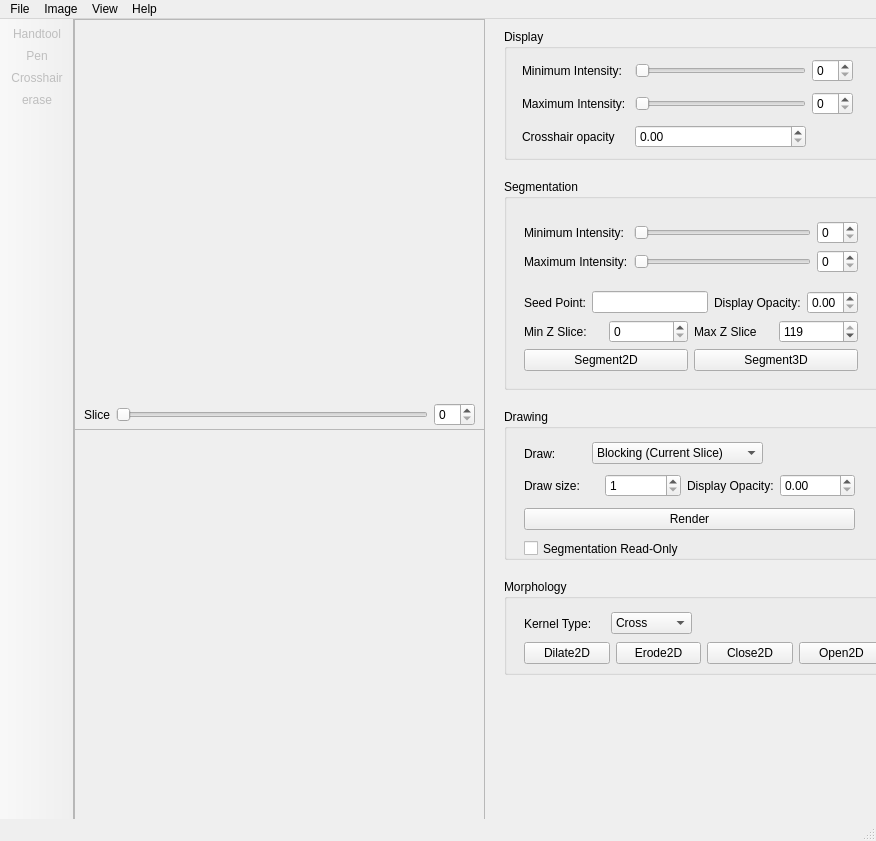
Old version of the form src/mainwindow.ui in the repository delcypher/simi-qt.
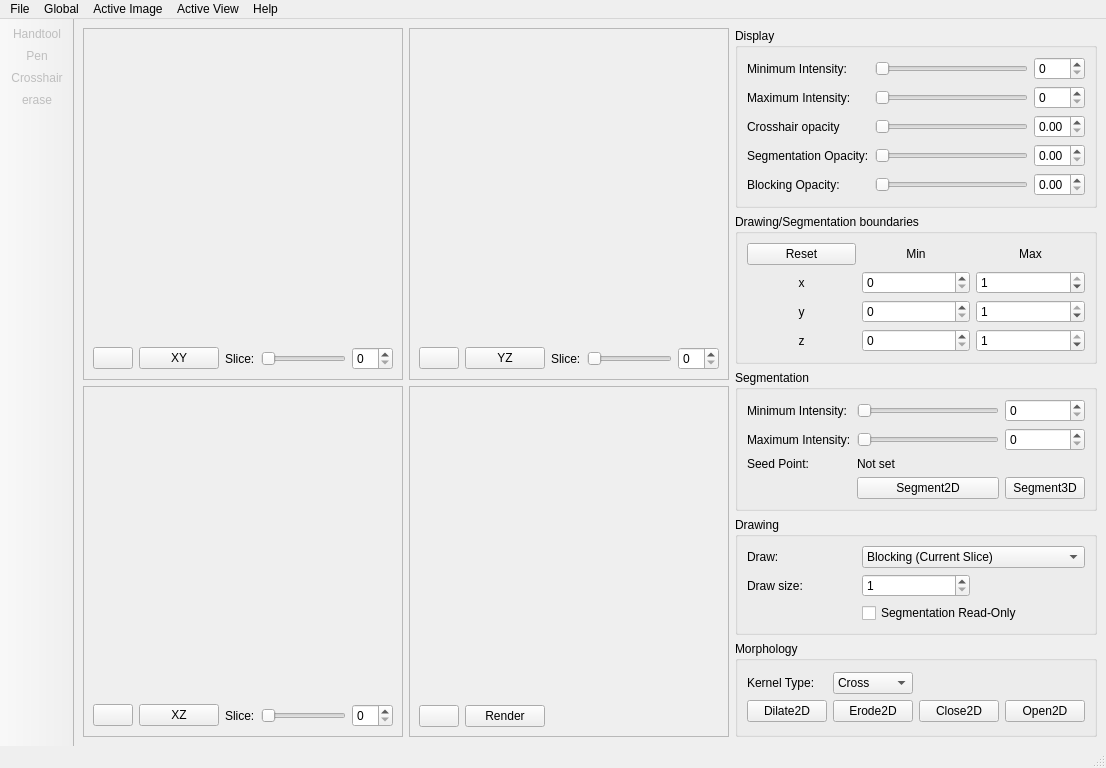
New version of the form. Icons and pictures are not drawn. Custom widgets are drawn as their Qt base class.

Commit message: Massive user interface change. This breaks everything! We'll fix it in the next commit.

Diff of the .ui file:
```diff
--- a/src/mainwindow.ui
+++ b/src/mainwindow.ui
@@ -6,36 +6,341 @@
    <rect>
     <x>0</x>
     <y>0</y>
-    <width>876</width>
-    <height>841</height>
+    <width>1024</width>
+    <height>768</height>
    </rect>
   </property>
   <property name="windowTitle">
    <string>MainWindow</string>
   </property>
   <widget class="QWidget" name="centralwidget">
-   <widget class="QGroupBox" name="contrastGroupBox">
-    <property name="geometry">
-     <rect>
-      <x>430</x>
-      <y>10</y>
-      <width>381</width>
-      <height>131</height>
-     </rect>
-    </property>
+   <layout class="QHBoxLayout" name="horizontalLayout_2" stretch="8,1">
+    <item>
+     <layout class="QGridLayout" name="slicesGridLayout">
+      <item row="0" column="0">
+       <widget class="QFrame" name="xyFrame">
+        <property name="frameShape">
+         <enum>QFrame::StyledPanel</enum>
+        </property>
+        <property name="frameShadow">
+         <enum>QFrame::Raised</enum>
+        </property>
+        <layout class="QHBoxLayout" name="horizontalLayout_5">
+         <item>
+          <layout class="QVBoxLayout" name="verticalLayout_2">
+           <item>
+            <widget class="QVTKWidget" name="xyQvtkWidget">
+             <property name="minimumSize">
+              <size>
+               <width>300</width>
+               <height>250</height>
+              </size>
+             </property>
+            </widget>
+           </item>
+           <item>
+            <layout class="QHBoxLayout" name="horizontalLayout">
+             <item>
+              <widget class="QPushButton" name="xySingleViewButton">
+               <property name="statusTip">
+                <string>Only show XY view</string>
+               </property>
+               <property name="text">
+                <string/>
+               </property>
+               <property name="icon">
+                <iconset resource="mainwindow.qrc">
+                 <normaloff>:/icons/eye.png</normaloff>:/icons/eye.png</iconset>
+               </property>
+               <property name="checkable">
+                <bool>true</bool>
+               </property>
+              </widget>
+             </item>
+             <item>
+              <widget class="QPushButton" name="xyActiveButton">
+               <property name="statusTip">
+                <string>Make the active view XY</string>
+               </property>
+               <property name="text">
+                <string>XY</string>
+               </property>
+               <property name="checkable">
+                <bool>true</bool>
+               </property>
+              </widget>
+             </item>
+             <item>
+              <widget class="QLabel" name="xySliceLabel">
+               <property name="text">
+                <string>Slice:</string>
+               </property>
+              </widget>
+             </item>
+             <item>
+              <widget class="QSlider" name="xySliceSlider">
+               <property name="orientation">
+                <enum>Qt::Horizontal</enum>
+               </property>
+              </widget>
+             </item>
+             <item>
+              <widget class="QSpinBox" name="xySliceSpinBox"/>
+             </item>
+            </layout>
+           </item>
+          </layout>
+         </item>
+        </layout>
+       </widget>
+      </item>
+      <item row="0" column="1">
+       <widget class="QFrame" name="yzFrame">
+        <property name="frameShape">
+         <enum>QFrame::StyledPanel</enum>
+        </property>
+        <property name="frameShadow">
+         <enum>QFrame::Raised</enum>
+        </property>
+        <layout class="QHBoxLayout" name="horizontalLayout_8">
+         <item>
+          <layout class="QVBoxLayout" name="verticalLayout_4">
+           <item>
+            <widget class="QVTKWidget" name="yzQvtkWidget">
+             <property name="minimumSize">
+              <size>
+               <width>300</width>
+               <height>250</height>
+              </size>
+             </property>
+            </widget>
+           </item>
+           <item>
+            <layout class="QHBoxLayout" name="horizontalLayout_9">
+             <item>
+              <widget class="QPushButton" name="yzSingleViewButton">
+               <property name="statusTip">
+                <string>Only show YZ view</string>
+               </property>
+               <property name="text">
+                <string/>
+               </property>
+               <property name="icon">
+                <iconset resource="mainwindow.qrc">
+                 <normaloff>:/icons/eye.png</normaloff>:/icons/eye.png</iconset>
+               </property>
+               <property name="checkable">
+                <bool>true</bool>
+               </property>
+              </widget>
+             </item>
+             <item>
+              <widget class="QPushButton" name="yzActiveButton">
+               <property name="statusTip">
+                <string>Make the active view YZ</string>
+               </property>
+               <property name="text">
+                <string>YZ</string>
+               </property>
+               <property name="checkable">
+                <bool>true</bool>
+               </property>
+              </widget>
+             </item>
+             <item>
+              <widget class="QLabel" name="yzSliceLabel">
+               <property name="text">
+                <string>Slice:</string>
+               </property>
+              </widget>
+             </item>
+             <item>
+              <widget class="QSlider" name="yzSliceSlider">
+               <property name="orientation">
+                <enum>Qt::Horizontal</enum>
+               </property>
+              </widget>
+             </item>
+             <item>
+              <widget class="QSpinBox" name="yzSliceSpinBox"/>
+             </item>
+            </layout>
+           </item>
+          </layout>
+         </item>
+        </layout>
+       </widget>
+      </item>
+      <item row="1" column="0">
+       <widget class="QFrame" name="xzFrame">
+        <property name="frameShape">
+         <enum>QFrame::StyledPanel</enum>
+        </property>
+        <property name="frameShadow">
+         <enum>QFrame::Raised</enum>
+        </property>
+        <layout class="QHBoxLayout" name="horizontalLayout_6">
+         <item>
+          <layout class="QVBoxLayout" name="verticalLayout_3">
+           <item>
+            <widget class="QVTKWidget" name="xzQvtkWidget">
+             <property name="minimumSize">
+              <size>
+               <width>300</width>
+               <height>250</height>
+              </size>
+             </property>
+            </widget>
+           </item>
+           <item>
+            <layout class="QHBoxLayout" name="horizontalLayout_7">
+             <item>
+              <widget class="QPushButton" name="xzSingleViewButton">
+               <property name="statusTip">
+                <string>Only show XZ view</string>
+               </property>
+               <property name="text">
+                <string/>
+               </property>
+               <property name="icon">
+                <iconset resource="mainwindow.qrc">
+                 <normaloff>:/icons/eye.png</normaloff>:/icons/eye.png</iconset>
+               </property>
+               <property name="checkable">
+                <bool>true</bool>
+               </property>
+              </widget>
+             </item>
+             <item>
+              <widget class="QPushButton" name="xzActiveButton">
+               <property name="statusTip">
+                <string>Make the active view XZ</string>
+               </property>
+               <property name="text">
+                <string>XZ</string>
+               </property>
+               <property name="checkable">
+                <bool>true</bool>
+               </property>
+              </widget>
+             </item>
+             <item>
+              <widget class="QLabel" name="xzSliceLabel">
+               <property name="text">
+                <string>Slice:</string>
+               </property>
+              </widget>
+             </item>
+             <item>
+              <widget class="QSlider" name="xzSliceSlider">
+               <property name="orientation">
+                <enum>Qt::Horizontal</enum>
+               </property>
+              </widget>
+             </item>
+             <item>
+              <widget class="QSpinBox" name="xzSlicespinBox"/>
+             </item>
+            </layout>
+           </item>
+          </layout>
+         </item>
+        </layout>
+       </widget>
+      </item>
+      <item row="1" column="1">
+       <widget class="QFrame" name="render3DFrame">
+        <property name="frameShape">
+         <enum>QFrame::StyledPanel</enum>
+        </property>
+        <property name="frameShadow">
+         <enum>QFrame::Raised</enum>
+        </property>
+        <layout class="QHBoxLayout" name="horizontalLayout_10">
+         <item>
+          <layout class="QVBoxLayout" name="verticalLayout_5">
+           <item>
+            <widget class="QVTKWidget" name="render3DQvtkWidget">
+             <property name="minimumSize">
+              <size>
+               <width>300</width>
+               <height>250</height>
+              </size>
+             </property>
+            </widget>
+           </item>
+           <item>
+            <layout class="QHBoxLayout" name="horizontalLayout_11">
+             <item>
+              <widget class="QPushButton" name="render3DSingleViewButton">
+               <property name="statusTip">
+                <string>Only show 3D render</string>
+               </property>
+               <property name="text">
+                <string/>
+               </property>
+               <property name="icon">
+                <iconset resource="mainwindow.qrc">
+                 <normaloff>:/icons/eye.png</normaloff>:/icons/eye.png</iconset>
+               </property>
+               <property name="checkable">
+                <bool>true</bool>
+               </property>
+              </widget>
+             </item>
+             <item>
+              <widget class="QPushButton" name="render3DButton">
+               <property name="text">
+                <string>Render</string>
+               </property>
+              </widget>
+             </item>
+             <item>
+              <spacer name="horizontalSpacer">
+               <property name="orientation">
+                <enum>Qt::Horizontal</enum>
+               </property>
+               <property name="sizeHint" stdset="0">
+                <size>
+                 <width>40</width>
+                 <height>20</height>
+                </size>
+               </property>
+              </spacer>
+             </item>
+            </layout>
+           </item>
+          </layout>
+         </item>
+        </layout>
+       </widget>
+      </item>
+     </layout>
+    </item>
+    <item>
+     <layout class="QVBoxLayout" name="ControlsVLayout">
+      <item>
+       <widget class="QGroupBox" name="displayGroupBox">
     <property name="title">
      <string>Display</string>
     </property>
-    <widget class="QWidget" name="layoutWidget">
-     <property name="geometry">
-      <rect>
-       <x>18</x>
-       <y>26</y>
-       <width>331</width>
-       <height>99</height>
-      </rect>
-     </property>
+        <layout class="QGridLayout" name="gridLayout_10">
+         <item row="0" column="0">
      <layout class="QGridLayout" name="contrastLayout">
+           <item row="1" column="0">
+            <widget class="QLabel" name="maxIntensityLabel">
+             <property name="text">
+              <string>Maximum Intensity: </string>
+             </property>
+            </widget>
+           </item>
+           <item row="2" column="0">
+            <widget class="QLabel" name="crosshairAlphaLabel">
+             <property name="text">
+              <string>Crosshair opacity</string>
+             </property>
+            </widget>
+           </item>
       <item row="0" column="0">
        <widget class="QLabel" name="minIntensityLabel">
         <property name="text">
@@ -43,6 +348,9 @@
         </property>
        </widget>
       </item>
+           <item row="1" column="2">
+            <widget class="QSpinBox" name="maxIntensitySpinBox"/>
+           </item>
       <item row="0" column="1">
        <widget class="QSlider" name="minIntensitySlider">
         <property name="orientation">
@@ -53,24 +361,21 @@
       <item row="0" column="2">
        <widget class="QSpinBox" name="minIntensitySpinBox"/>
       </item>
-      <item row="1" column="0">
-       <widget class="QLabel" name="minIntensityLabel_2">
+           <item row="3" column="0">
+            <widget class="QLabel" name="segmentationAlphaLabel">
         <property name="text">
-         <string>Maximum Intensity: </string>
+              <string>Segmentation Opacity:</string>
         </property>
        </widget>
       </item>
-      <item row="1" column="1">
-       <widget class="QSlider" name="maxIntensitySlider">
-        <property name="orientation">
-         <enum>Qt::Horizontal</enum>
+           <item row="4" column="0">
+            <widget class="QLabel" name="blockingAlphaLabel">
+             <property name="text">
+              <string>Blocking Opacity:</string>
         </property>
        </widget>
       </item>
-      <item row="1" column="2">
-       <widget class="QSpinBox" name="maxIntensitySpinBox"/>
-      </item>
-      <item row="2" column="1">
+           <item row="2" column="2">
        <widget class="QDoubleSpinBox" name="crosshairAlphadoubleSpinBox">
         <property name="maximum">
          <double>1.000000000000000</double>
@@ -80,47 +385,194 @@
         </property>
        </widget>
       </item>
+           <item row="3" column="2">
+            <widget class="QDoubleSpinBox" name="segmentationAlphadoubleSpinBox">
+             <property name="maximum">
+              <double>1.000000000000000</double>
+             </property>
+             <property name="singleStep">
+              <double>0.050000000000000</double>
+             </property>
+            </widget>
+           </item>
+           <item row="4" column="2">
+            <widget class="QDoubleSpinBox" name="blockingAlphadoubleSpinBox">
+             <property name="maximum">
+              <double>1.000000000000000</double>
+             </property>
+             <property name="singleStep">
+              <double>0.050000000000000</double>
+             </property>
+            </widget>
+           </item>
+           <item row="1" column="1">
+            <widget class="QSlider" name="maxIntensitySlider">
+             <property name="orientation">
+              <enum>Qt::Horizontal</enum>
+             </property>
+            </widget>
+           </item>
+           <item row="2" column="1">
+            <widget class="QSlider" name="crosshairAlphaSlider">
+             <property name="orientation">
+              <enum>Qt::Horizontal</enum>
+             </property>
+            </widget>
+           </item>
+           <item row="3" column="1">
+            <widget class="QSlider" name="segmentationAlphaSlider">
+             <property name="orientation">
+              <enum>Qt::Horizontal</enum>
+             </property>
+            </widget>
+           </item>
+           <item row="4" column="1">
+            <widget class="QSlider" name="blockingAlphaSlider">
+             <property name="orientation">
+              <enum>Qt::Horizontal</enum>
+             </property>
+            </widget>
+           </item>
+          </layout>
+         </item>
+        </layout>
+       </widget>
+      </item>
+      <item>
+       <widget class="QGroupBox" name="boundariesGroupBox">
+        <property name="title">
+         <string>Drawing/Segmentation boundaries</string>
+        </property>
+        <layout class="QGridLayout" name="gridLayout_8">
+         <item row="0" column="0">
+          <layout class="QGridLayout" name="gridLayout_6">
+           <item row="2" column="1">
+            <widget class="QSpinBox" name="minYSpinBox">
+             <property name="maximum">
+              <number>1</number>
+             </property>
+             <property name="value">
+              <number>0</number>
+             </property>
+            </widget>
+           </item>
+           <item row="3" column="1">
+            <widget class="QSpinBox" name="minZSpinBox">
+             <property name="maximum">
+              <number>1</number>
+             </property>
+             <property name="value">
+              <number>0</number>
+             </property>
+            </widget>
+           </item>
       <item row="2" column="0">
-       <widget class="QLabel" name="minIntensityLabel_3">
+            <widget class="QLabel" name="ylabel">
         <property name="text">
-         <string>Crosshair opacity</string>
-        </property>
-       </widget>
-      </item>
-     </layout>
-    </widget>
-   </widget>
-   <widget class="QGroupBox" name="segmentationGroupBox_2">
-    <property name="geometry">
-     <rect>
-      <x>430</x>
-      <y>160</y>
-      <width>381</width>
-      <height>211</height>
-     </rect>
-    </property>
+              <string>y</string>
+             </property>
+             <property name="alignment">
+              <set>Qt::AlignCenter</set>
+             </property>
+            </widget>
+           </item>
+           <item row="2" column="2">
+            <widget class="QSpinBox" name="maxYSpinBox">
+             <property name="maximum">
+              <number>1</number>
+             </property>
+             <property name="value">
+              <number>1</number>
+             </property>
+            </widget>
+           </item>
+           <item row="1" column="2">
+            <widget class="QSpinBox" name="maxXSpinBox">
+             <property name="maximum">
+              <number>1</number>
+             </property>
+             <property name="value">
+              <number>1</number>
+             </property>
+            </widget>
+           </item>
+           <item row="1" column="1">
+            <widget class="QSpinBox" name="minXSpinBox">
+             <property name="maximum">
+              <number>119</number>
+             </property>
+            </widget>
+           </item>
+           <item row="3" column="2">
+            <widget class="QSpinBox" name="maxZSpinBox">
+             <property name="maximum">
+              <number>1</number>
+             </property>
+             <property name="value">
+              <number>1</number>
+             </property>
+            </widget>
+           </item>
+           <item row="1" column="0">
+            <widget class="QLabel" name="xlabel">
+             <property name="text">
+              <string>x</string>
+             </property>
+             <property name="alignment">
+              <set>Qt::AlignCenter</set>
+             </property>
+            </widget>
+           </item>
+           <item row="0" column="1">
+            <widget class="QLabel" name="minLabel">
+             <property name="text">
+              <string>Min</string>
+             </property>
+             <property name="alignment">
+              <set>Qt::AlignCenter</set>
+             </property>
+            </widget>
+           </item>
+           <item row="0" column="2">
+            <widget class="QLabel" name="maxLabel">
+             <property name="text">
+              <string>Max</string>
+             </property>
+             <property name="alignment">
+              <set>Qt::AlignCenter</set>
+             </property>
+            </widget>
+           </item>
+           <item row="0" column="0">
+            <widget class="QPushButton" name="boundaryResetButton">
+             <property name="text">
+              <string>Reset</string>
+             </property>
+            </widget>
+           </item>
+           <item row="3" column="0">
+            <widget class="QLabel" name="zlabel">
+             <property name="text">
+              <string>z</string>
+             </property>
+             <property name="alignment">
+              <set>Qt::AlignCenter</set>
+             </property>
+            </widget>
+           </item>
+          </layout>
+         </item>
+        </layout>
+       </widget>
+      </item>
+      <item>
+       <widget class="QGroupBox" name="segmentationGroupBox">
     <property name="title">
      <string>Segmentation</string>
-    </property>
-    <widget class="QWidget" name="layoutWidget2">
-     <property name="geometry">
-      <rect>
-       <x>20</x>
-       <y>30</y>
-       <width>334</width>
-       <height>175</height>
-      </rect>
      </property>
      <layout class="QGridLayout" name="gridLayout_3">
       <item row="0" column="0">
        <layout class="QGridLayout" name="gridLayout_2">
-        <item row="0" column="0">
-         <widget class="QLabel" name="minSegIntensityLabel">
-          <property name="text">
-           <string>Minimum Intensity:</string>
-          </property>
-         </widget>
-        </item>
         <item row="0" column="1">
          <widget class="QSlider" name="minSegIntensitySlider">
           <property name="orientation">
@@ -128,8 +580,12 @@
           </property>
          </widget>
         </item>
-        <item row="0" column="3">
-         <widget class="QSpinBox" name="minSegIntensitySpinBox"/>
+           <item row="1" column="1">
+            <widget class="QSlider" name="maxSegIntensitySlider">
+             <property name="orientation">
+              <enum>Qt::Horizontal</enum>
+             </property>
+            </widget>
         </item>
         <item row="1" column="0">
          <widget class="QLabel" name="maxSegIntensityLabel">
@@ -138,143 +594,75 @@
           </property>
          </widget>
         </item>
-        <item row="1" column="1">
-         <widget class="QSlider" name="maxSegIntensitySlider">
-          <property name="orientation">
-           <enum>Qt::Horizontal</enum>
+           <item row="0" column="0">
+            <widget class="QLabel" name="minSegIntensityLabel">
+             <property name="text">
+              <string>Minimum Intensity:</string>
           </property>
          </widget>
         </item>
-        <item row="1" column="3">
-         <widget class="QSpinBox" name="maxSegIntensitySpinBox"/>
-        </item>
-       </layout>
-      </item>
-      <item row="1" column="0">
-       <layout class="QVBoxLayout" name="segmentation">
-        <item>
-         <layout class="QHBoxLayout" name="horizontalLayout_2">
-          <item>
-           <widget class="QLabel" name="label">
+           <item row="2" column="0">
+            <widget class="QLabel" name="seedPointLabel">
             <property name="text">
              <string>Seed Point:</string>
             </property>
            </widget>
           </item>
-          <item>
-           <widget class="QLineEdit" name="seedPointLineEdit">
-            <property name="readOnly">
-             <bool>true</bool>
-            </property>
-           </widget>
-          </item>
-          <item>
-           <widget class="QLabel" name="displayAlphaLabel">
-            <property name="text">
-             <string>Display Opacity:</string>
-            </property>
-           </widget>
-          </item>
-          <item>
-           <widget class="QDoubleSpinBox" name="segmentationAlphadoubleSpinBox">
-            <property name="maximum">
-             <double>1.000000000000000</double>
-            </property>
-            <property name="singleStep">
-             <double>0.050000000000000</double>
-            </property>
-           </widget>
-          </item>
-         </layout>
-        </item>
-        <item>
-         <layout class="QHBoxLayout" name="horizontalLayout_3">
-          <item>
-           <widget class="QLabel" name="label_6">
-            <property name="text">
-             <string>Min Z Slice:</string>
-            </property>
-           </widget>
-          </item>
-          <item>
-           <widget class="QSpinBox" name="minZSliceSpinBox">
-            <property name="maximum">
-             <number>119</number>
-            </property>
-           </widget>
-          </item>
-          <item>
-           <widget class="QLabel" name="label_7">
-            <property name="text">
-             <string>Max Z Slice</string>
-            </property>
-           </widget>
-          </item>
-          <item>
-           <widget class="QSpinBox" name="maxZSliceSpinBox">
-            <property name="maximum">
-             <number>119</number>
-            </property>
-            <property name="value">
-             <number>119</number>
-            </property>
-           </widget>
-          </item>
-         </layout>
-        </item>
-        <item>
-         <layout class="QHBoxLayout" name="horizontalLayout_4">
-          <item>
+           <item row="1" column="2">
+            <widget class="QSpinBox" name="maxSegIntensitySpinBox"/>
+           </item>
+           <item row="0" column="2">
+            <widget class="QSpinBox" name="minSegIntensitySpinBox"/>
+           </item>
+           <item row="3" column="1">
            <widget class="QPushButton" name="doSegmentation2D">
             <property name="text">
              <string>Segment2D</string>
             </property>
            </widget>
           </item>
-          <item>
+           <item row="3" column="2">
            <widget class="QPushButton" name="doSegmentation3D">
             <property name="text">
              <string>Segment3D</string>
             </property>
            </widget>
           </item>
-         </layout>
+           <item row="2" column="1" colspan="2">
+            <widget class="QLabel" name="seedPointValueLabel">
+             <property name="text">
+              <string>Not set</string>
+             </property>
+            </widget>
         </item>
        </layout>
       </item>
      </layout>
     </widget>
-   </widget>
+      </item>
+      <item>
    <widget class="QGroupBox" name="drawingGroupBox">
-    <property name="geometry">
-     <rect>
-      <x>430</x>
-      <y>390</y>
-      <width>381</width>
-      <height>151</height>
-     </rect>
-    </property>
     <property name="title">
      <string>Drawing</string>
     </property>
-    <widget class="QWidget" name="layoutWidget3">
-     <property name="geometry">
-      <rect>
-       <x>20</x>
-       <y>30</y>
-       <width>239</width>
-       <height>29</height>
-      </rect>
-     </property>
-     <layout class="QHBoxLayout" name="drawingLayout1">
-      <item>
-       <widget class="QLabel" name="label_3">
+        <layout class="QGridLayout" name="gridLayout_9">
+         <item row="0" column="0">
+          <layout class="QGridLayout" name="gridLayout_5">
+           <item row="0" column="0">
+            <widget class="QLabel" name="drawOnLabel">
         <property name="text">
          <string>Draw:</string>
         </property>
        </widget>
       </item>
-      <item>
+           <item row="1" column="0">
+            <widget class="QLabel" name="drawSizeLabel">
+             <property name="text">
+              <string>Draw size:</string>
+             </property>
+            </widget>
+           </item>
+           <item row="0" column="1" colspan="2">
        <widget class="QComboBox" name="drawOnComboBox">
         <item>
          <property name="text">
@@ -298,28 +686,14 @@
         </item>
        </widget>
       </item>
-     </layout>
-    </widget>
-    <widget class="QWidget" name="layoutWidget4">
-     <property name="geometry">
-      <rect>
-       <x>20</x>
-       <y>60</y>
-       <width>331</width>
-       <height>66</height>
-      </rect>
-     </property>
-     <layout class="QVBoxLayout" name="verticalLayout">
-      <item>
-       <layout class="QHBoxLayout" name="drawingLayout2">
-        <item>
-         <widget class="QLabel" name="label_2">
+           <item row="2" column="1" colspan="2">
+            <widget class="QCheckBox" name="segReadOnly">
           <property name="text">
-           <string>Draw size:</string>
+              <string>Segmentation Read-Only</string>
           </property>
          </widget>
         </item>
-        <item>
+           <item row="1" column="1">
          <widget class="QSpinBox" name="drawSizeSpinBox">
           <property name="minimum">
            <number>1</number>
@@ -332,122 +706,55 @@
           </property>
          </widget>
         </item>
-        <item>
-         <widget class="QLabel" name="displayAlphaLabel_2">
-          <property name="text">
-           <string>Display Opacity:</string>
-          </property>
-         </widget>
-        </item>
-        <item>
-         <widget class="QDoubleSpinBox" name="blockingAlphadoubleSpinBox">
-          <property name="maximum">
-           <double>1.000000000000000</double>
-          </property>
-          <property name="singleStep">
-           <double>0.050000000000000</double>
-          </property>
-         </widget>
-        </item>
-       </layout>
-      </item>
-      <item>
-       <layout class="QHBoxLayout" name="drawingLayout4">
-        <item>
-         <widget class="QPushButton" name="do3Drender">
-          <property name="text">
-           <string>Render</string>
-          </property>
-         </widget>
-        </item>
-       </layout>
-      </item>
-     </layout>
-    </widget>
-    <widget class="QCheckBox" name="segReadOnly">
-     <property name="geometry">
-      <rect>
-       <x>20</x>
-       <y>130</y>
-       <width>201</width>
-       <height>19</height>
-      </rect>
-     </property>
-     <property name="text">
-      <string>Segmentation Read-Only</string>
-     </property>
-    </widget>
-   </widget>
+          </layout>
+         </item>
+        </layout>
+       </widget>
+      </item>
+      <item>
    <widget class="QGroupBox" name="morphologyGroupBox">
-    <property name="geometry">
-     <rect>
-      <x>430</x>
-      <y>560</y>
-      <width>381</width>
-      <height>96</height>
-     </rect>
-    </property>
     <property name="title">
      <string>Morphology</string>
     </property>
-    <widget class="QWidget" name="layoutWidget5">
-     <property name="geometry">
-      <rect>
-       <x>20</x>
-       <y>60</y>
-       <width>360</width>
-       <height>29</height>
-      </rect>
-     </property>
+        <layout class="QGridLayout" name="gridLayout_7">
+         <item row="0" column="0">
      <layout class="QGridLayout" name="gridLayout">
-      <item row="0" column="0">
-       <widget class="QPushButton" name="doDilate2D">
+           <item row="1" column="3">
+            <widget class="QPushButton" name="doOpen2D">
         <property name="text">
-         <string>Dilate2D</string>
+              <string>Open2D</string>
         </property>
        </widget>
       </item>
-      <item row="0" column="1">
+           <item row="1" column="1">
        <widget class="QPushButton" name="doErode2D">
         <property name="text">
          <string>Erode2D</string>
         </property>
        </widget>
       </item>
-      <item row="0" column="2">
+           <item row="1" column="0">
+            <widget class="QPushButton" name="doDilate2D">
+             <property name="text">
+              <string>Dilate2D</string>
+             </property>
+            </widget>
+           </item>
+           <item row="1" column="2">
        <widget class="QPushButton" name="doClose2D">
         <property name="text">
          <string>Close2D</string>
         </property>
        </widget>
       </item>
-      <item row="0" column="3">
-       <widget class="QPushButton" name="doOpen2D">
-        <property name="text">
-         <string>Open2D</string>
-        </property>
-       </widget>
-      </item>
-     </layout>
-    </widget>
-    <widget class="QWidget" name="layoutWidget6">
-     <property name="geometry">
-      <rect>
-       <x>20</x>
-       <y>30</y>
-       <width>168</width>
-       <height>29</height>
-      </rect>
-     </property>
-     <layout class="QHBoxLayout" name="morphologyLayout2">
-      <item>
-       <widget class="QLabel" name="label_4">
+           <item row="0" column="0">
+            <widget class="QLabel" name="kernelTypeLabel">
         <property name="text">
          <string>Kernel Type:</string>
         </property>
        </widget>
       </item>
-      <item>
+           <item row="0" column="1">
        <widget class="QComboBox" name="kernelComboBox">
         <item>
          <property name="text">
@@ -462,109 +769,22 @@
        </widget>
       </item>
      </layout>
-    </widget>
-   </widget>
-   <widget class="QFrame" name="qvtk3D_frame">
-    <property name="geometry">
-     <rect>
-      <x>0</x>
-      <y>410</y>
-      <width>411</width>
-      <height>391</height>
-     </rect>
-    </property>
-    <property name="frameShape">
-     <enum>QFrame::StyledPanel</enum>
-    </property>
-    <property name="frameShadow">
-     <enum>QFrame::Raised</enum>
-    </property>
-    <widget class="QVTKWidget" name="qvtk3Ddisplayer" native="true">
-     <property name="geometry">
-      <rect>
-       <x>10</x>
-       <y>10</y>
-       <width>391</width>
-       <height>371</height>
-      </rect>
-     </property>
-    </widget>
-   </widget>
-   <widget class="QWidget" name="layoutWidget7">
-    <property name="geometry">
-     <rect>
-      <x>0</x>
-      <y>0</y>
-      <width>411</width>
-      <height>411</height>
-     </rect>
-    </property>
-    <layout class="QVBoxLayout" name="qvtkWidgetLayout">
-     <item>
-      <widget class="QFrame" name="qvtkWidgetLayout2">
-       <property name="frameShape">
-        <enum>QFrame::StyledPanel</enum>
-       </property>
-       <property name="frameShadow">
-        <enum>QFrame::Raised</enum>
-       </property>
-       <widget class="QVTKWidget" name="qvtkWidget" native="true">
-        <property name="geometry">
-         <rect>
-          <x>10</x>
-          <y>10</y>
-          <width>391</width>
-          <height>371</height>
-         </rect>
-        </property>
-       </widget>
-       <widget class="QWidget" name="layoutWidget8">
-        <property name="geometry">
-         <rect>
-          <x>10</x>
-          <y>380</y>
-          <width>391</width>
-          <height>31</height>
-         </rect>
-        </property>
-        <layout class="QHBoxLayout" name="qvtkWidgetLayout3">
-         <item>
-          <widget class="QLabel" name="label_8">
-           <property name="text">
-            <string>Slice</string>
-           </property>
-          </widget>
          </item>
-         <item>
-          <widget class="QSlider" name="sliceSlider">
-           <property name="orientation">
-            <enum>Qt::Horizontal</enum>
-           </property>
-          </widget>
-         </item>
-         <item>
-          <widget class="QSpinBox" name="sliceSpinBox">
-           <property name="maximumSize">
-            <size>
-             <width>49</width>
-             <height>16777215</height>
-            </size>
-           </property>
-          </widget>
-         </item>
-        </layout>
-       </widget>
-      </widget>
-     </item>
-    </layout>
-   </widget>
+        </layout>
+       </widget>
+      </item>
+     </layout>
+    </item>
+   </layout>
+   <zorder></zorder>
+   <zorder></zorder>
   </widget>
   <widget class="QMenuBar" name="menubar">
    <property name="geometry">
     <rect>
      <x>0</x>
      <y>0</y>
-     <width>876</width>
+     <width>1024</width>
      <height>20</height>
     </rect>
    </property>
@@ -579,7 +799,7 @@
    </widget>
    <widget class="QMenu" name="menuImage">
     <property name="title">
-     <string>View</string>
+     <string>Active View</string>
     </property>
     <addaction name="actionZoom_in"/>
     <addaction name="actionZoom_out"/>
@@ -589,10 +809,6 @@
     <addaction name="separator"/>
     <addaction name="actionResetView"/>
     <addaction name="actionRotate_view_by_180"/>
-    <addaction name="separator"/>
-    <addaction name="actionXY_View"/>
-    <addaction name="actionYZ_View"/>
-    <addaction name="actionXZ_View"/>
    </widget>
    <widget class="QMenu" name="menuHelp">
     <property name="title">
@@ -605,17 +821,22 @@
    </widget>
    <widget class="QMenu" name="menuSlice">
     <property name="title">
-     <string>Image</string>
+     <string>Active Image</string>
     </property>
     <addaction name="actionClear_Drawing"/>
     <addaction name="actionClear_Segmentation"/>
+   </widget>
+   <widget class="QMenu" name="menuGlobal">
+    <property name="title">
+     <string>Global</string>
+    </property>
+    <addaction name="actionInterpolate_Image"/>
     <addaction name="separator"/>
     <addaction name="actionClear_Segmentation_on_All_Slices"/>
     <addaction name="actionClear_Blocking_on_All_Slices"/>
-    <addaction name="separator"/>
-    <addaction name="actionInterpolate_Image"/>
    </widget>
    <addaction name="menuFile"/>
+   <addaction name="menuGlobal"/>
    <addaction name="menuSlice"/>
    <addaction name="menuImage"/>
    <addaction name="menuHelp"/>
@@ -856,48 +1077,6 @@
     <string>Interpolate Image</string>
    </property>
   </action>
-  <action name="actionXY_View">
-   <property name="checkable">
-    <bool>true</bool>
-   </property>
-   <property name="enabled">
-    <bool>false</bool>
-   </property>
-   <property name="text">
-    <string>XY View</string>
-   </property>
-   <property name="shortcut">
-    <string>Ctrl+1</string>
-   </property>
-  </action>
-  <action name="actionYZ_View">
-   <property name="checkable">
-    <bool>true</bool>
-   </property>
-   <property name="enabled">
-    <bool>false</bool>
-   </property>
-   <property name="text">
-    <string>YZ View</string>
-   </property>
-   <property name="shortcut">
-    <string>Ctrl+2</string>
-   </property>
-  </action>
-  <action name="actionXZ_View">
-   <property name="checkable">
-    <bool>true</bool>
-   </property>
-   <property name="enabled">
-    <bool>false</bool>
-   </property>
-   <property name="text">
-    <string>XZ View</string>
-   </property>
-   <property name="shortcut">
-    <string>Ctrl+3</string>
-   </property>
-  </action>
  </widget>
  <customwidgets>
   <customwidget>
```
Left out of the diff: 32 changed lines with no effect on the pictures. Lines whose indentation alone changed are shown as unchanged. The commit also changes 2 other files.
